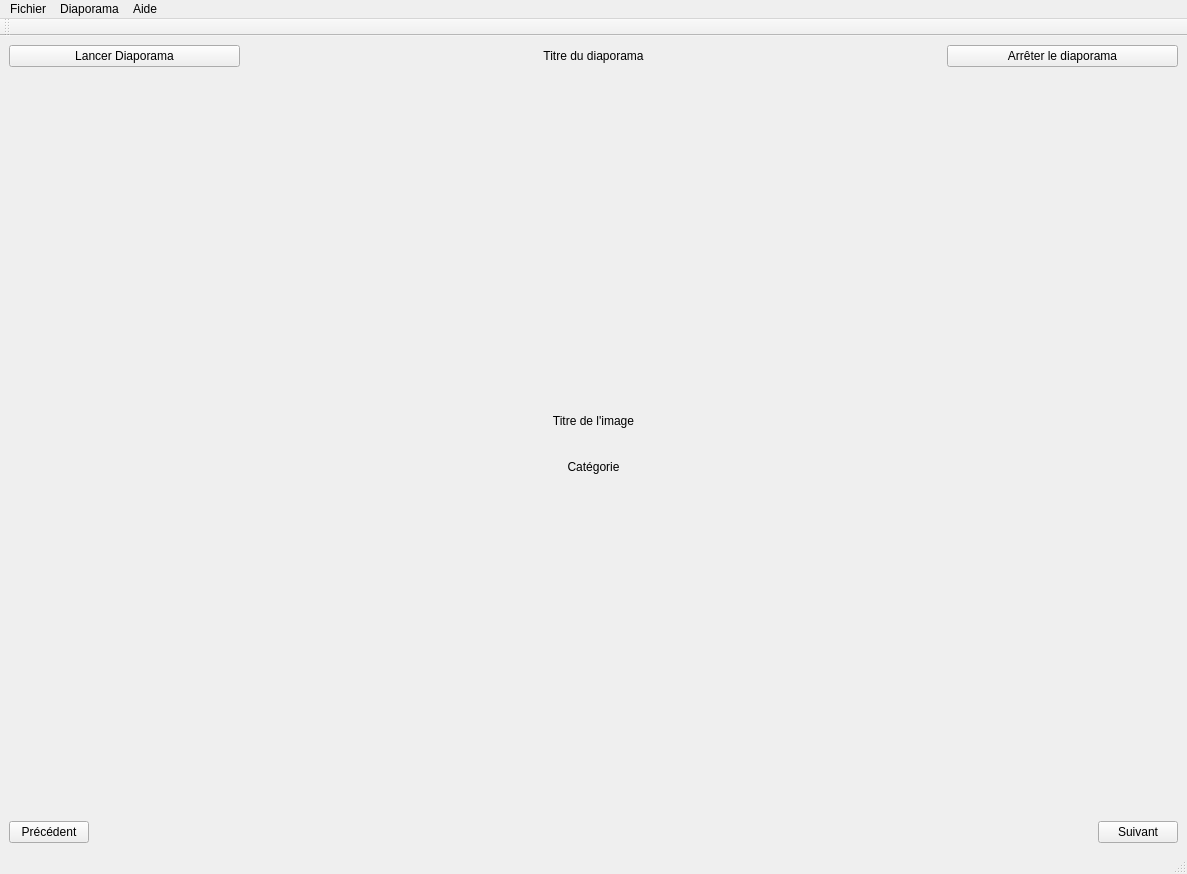
Old version of the form V7_MVP_lecteurDiaporama/Fichiers de code/lecteurvue.ui in the repository FranzouGame/SAE1.01-LecteurDiaporama.
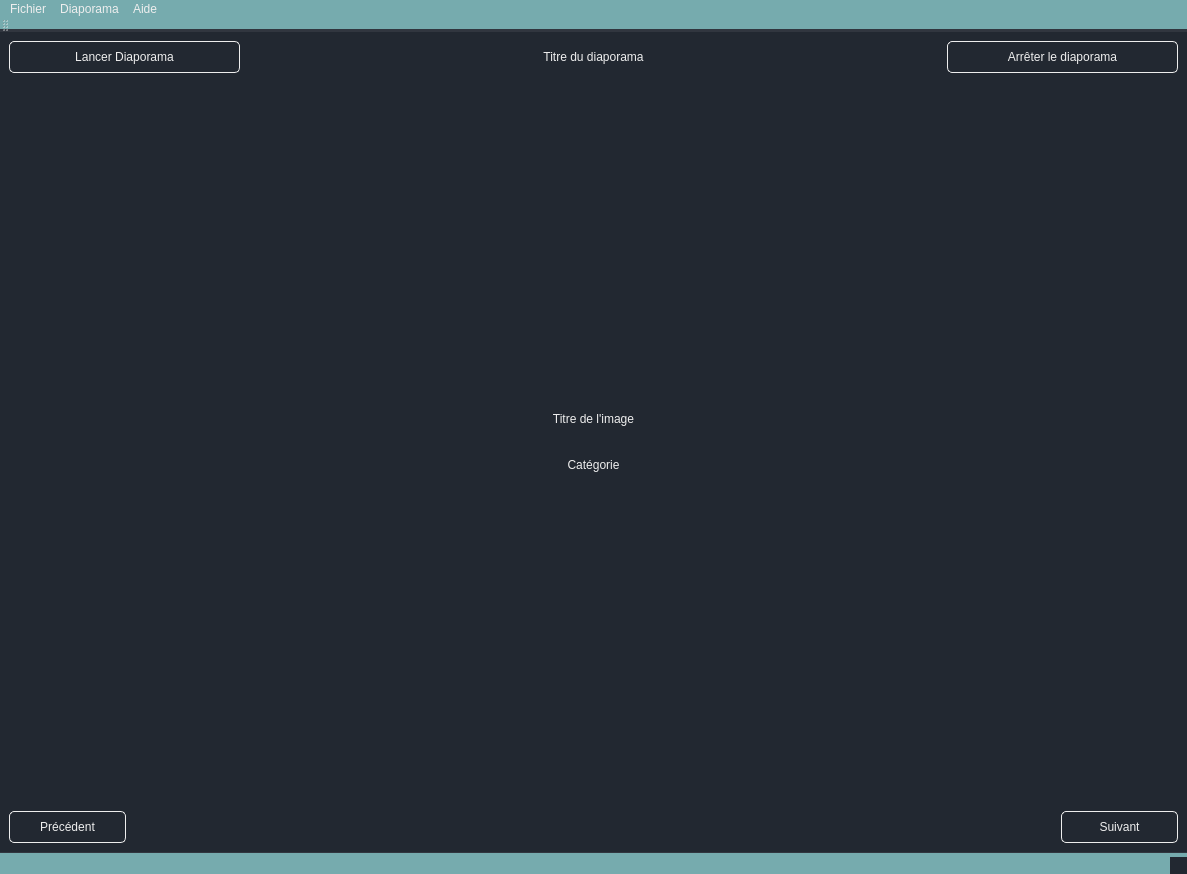
New version of the form.

Patch:
```diff
--- a/V7_MVP_lecteurDiaporama/Fichiers de code/lecteurvue.ui
+++ b/V7_MVP_lecteurDiaporama/Fichiers de code/lecteurvue.ui
@@ -14,7 +14,84 @@
    <string>lecteurvue</string>
   </property>
   <property name="styleSheet">
-   <string notr="true"/>
+   <string notr="true">
+/* QMainWindow */
+QMainWindow {
+    background-color: #222831;
+    font-family: 'Times New Roman', Times, serif;
+}
+
+QDialog {
+    background-color: #222831;
+    font-family: 'Times New Roman', Times, serif;
+	border: 1px solid #EEEEEE;
+    color: #EEEEEE;
+}
+
+QPushButton {
+    background-color: #4c525f;
+    color: #EEEEEE;
+    border: 1px solid #EEEEEE;
+    height: 30%;
+    border-radius: 5%;
+    position: relative;
+}
+
+QPushButton:hover {
+    background-color: #76ABAE;
+}
+
+QComboBox{
+	color:#EEEEEE;
+}
+
+QLabel {
+    color: #EEEEEE;
+}
+
+QWidget {
+    background-color: #222831;
+    color: #EEEEEE;
+}
+
+QMenuBar {
+    background-color: #76ABAE;
+    color: #EEEEEE;
+}
+
+QMenu:hover {
+    background-color: #31363F;
+}
+
+QStatusBar {
+    background-color: #76ABAE;
+    color: #EEEEEE;
+    border-top: 1px solid #31363F;
+}
+
+QToolBar {
+    background-color: #76ABAE;
+    color: #EEEEEE;
+    border-bottom: 3px solid #31363F;
+}
+
+#btnPrec {
+    width: 115%;
+}
+
+#btnSuiv {
+    width: 115%;
+}
+
+/* Dans tout les QMenu */
+QMenu{
+    border: 1px solid #EEEEEE;
+    }
+    
+    :hover{
+    background-color: #222831;
+    color:#EEEEEE;
+    }</string>
   </property>
   <widget class="QWidget" name="centralwidget">
    <layout class="QVBoxLayout" name="verticalLayout_2">
```
